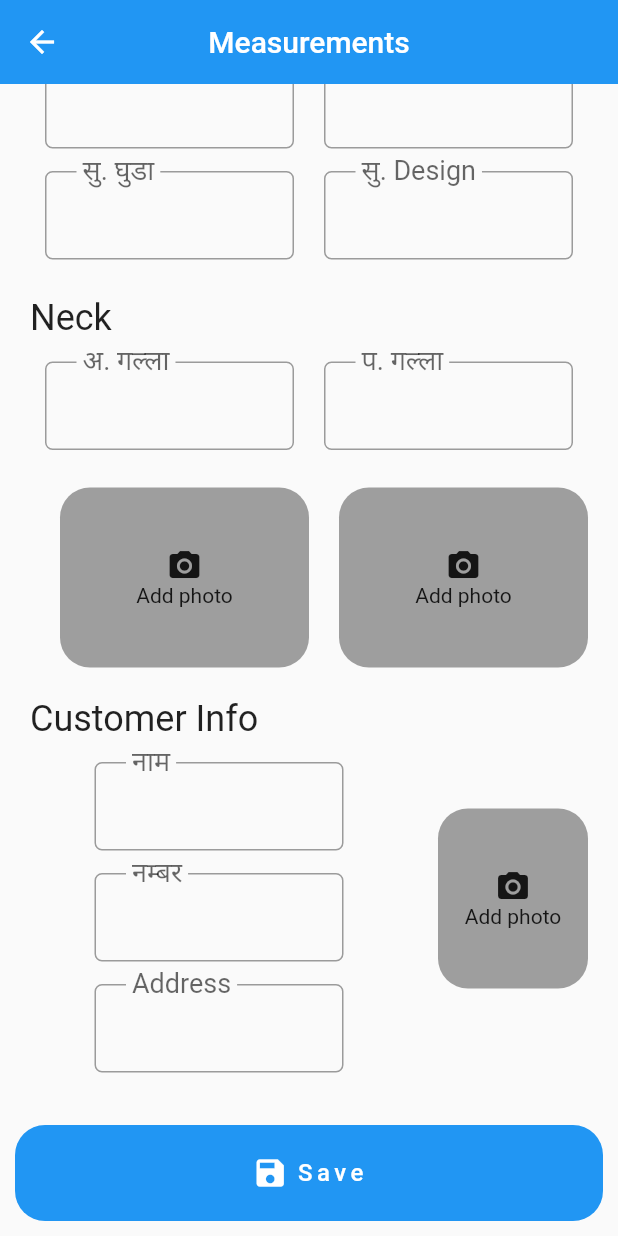
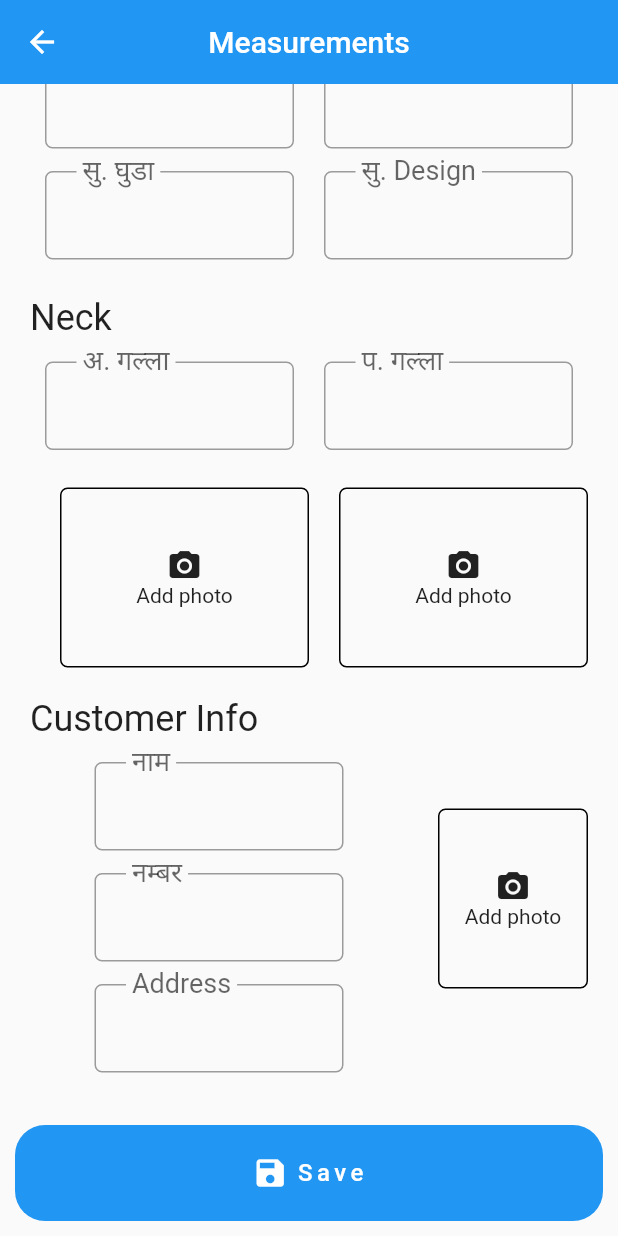
Before and after one commit to SushanShakya/MeasurementNotesV2, a Flutter app: the MeasurementForm screen opened directly, scrolled down 502 dp, on a phone screen of 412 x 824 dp. Run offline on Flutter 3.47's test engine with Material 2 defaults, Android fonts, the phone set to English and light mode, and no system bars; our stand-ins replace bloc, flutter_bloc, image_cropper, image_picker, lottie, photo_view and 1 more; accounts and stored records are empty.

Commit message:
UI : State management for image pick and crop

```diff
--- a/lib/Screens/customers.dart
+++ b/lib/Screens/customers.dart
@@ -44,6 +44,7 @@ class _CustomersListState extends State<CustomersList> {
         context.bloc<NoteCubit>().getAllNotes();
       },
       child: ListView.builder(
+          physics: BouncingScrollPhysics(),
           padding: EdgeInsets.all(10.0),
           itemCount: customers.length,
           itemBuilder: (context, index) {
--- a/lib/Screens/measurement_form.dart
+++ b/lib/Screens/measurement_form.dart
@@ -1,4 +1,5 @@
 import 'dart:io';
+import 'package:MeasurementNotesV2/Blocs/image_pick/imagepick_cubit.dart';
 import 'package:MeasurementNotesV2/Blocs/notes/note_cubit.dart';
 import 'package:MeasurementNotesV2/Controller/notes_controller.dart';
 import 'package:MeasurementNotesV2/Models/note_model.dart';
@@ -8,6 +9,8 @@ import 'package:flutter/material.dart';
 import 'package:flutter_bloc/flutter_bloc.dart';
 import 'package:image_picker/image_picker.dart';
 import 'package:MeasurementNotesV2/Screens/Widgets/success_dialog.dart';
+import 'package:lottie/lottie.dart';
+import 'package:photo_view/photo_view.dart';
 
 enum Mode { add, edit, view }
 
@@ -21,6 +24,8 @@ class MeasurementForm extends StatefulWidget {
 }
 
 class _MeasurementFormState extends State<MeasurementForm> {
+  // bool _isLoading = false;
+
   final kurtha = [
     'length',
     'chest',
@@ -124,7 +129,7 @@ class _MeasurementFormState extends State<MeasurementForm> {
     'surwal_length': TextInputType.numberWithOptions(decimal: true),
     'surwal_breath': TextInputType.numberWithOptions(decimal: true),
     'surwal_knee': TextInputType.numberWithOptions(decimal: true),
-    'surwal_design': TextInputType.numberWithOptions(decimal: true),
+    'surwal_design': TextInputType.name,
     'neck_message': TextInputType.name,
   };
 
@@ -135,6 +140,10 @@ class _MeasurementFormState extends State<MeasurementForm> {
 
   ImagePicker _imagePicker;
 
+  ImagepickCubit frontNeckCubit;
+  ImagepickCubit backNeckCubit;
+  ImagepickCubit userImageCubit;
+
   @override
   void initState() {
     super.initState();
@@ -142,6 +151,9 @@ class _MeasurementFormState extends State<MeasurementForm> {
     if (widget.mode != Mode.add) {
       initializeControllers();
     }
+    frontNeckCubit = ImagepickCubit(_imagePicker);
+    backNeckCubit = ImagepickCubit(_imagePicker);
+    userImageCubit = ImagepickCubit(_imagePicker);
   }
 
   void initializeControllers() {
@@ -272,6 +284,7 @@ class _MeasurementFormState extends State<MeasurementForm> {
   Widget _buildForm(BuildContext context) {
     return ListView(
       padding: EdgeInsets.all(20.0),
+      physics: BouncingScrollPhysics(),
       children: [
         _buildTemplate(title: "Kurtha", data: kurtha),
         _buildTemplate(title: "Surwal", data: surwal),
@@ -283,57 +296,69 @@ class _MeasurementFormState extends State<MeasurementForm> {
             Expanded(
               child: GestureDetector(
                 onTap: (widget.mode == Mode.view)
-                    ? () {}
+                    ? () {
+                        _showPhoto(frontNeckimageFile);
+                      }
                     : () {
                         showDialog(
                             context: context,
                             child: _alert(onCameraPressed: () async {
                               Navigator.pop(context);
-                              final file = await _getImage(ImageSource.camera);
-                              if (file != null) {
-                                setState(() {
-                                  frontNeckimageFile = file;
-                                });
-                              }
+                              frontNeckCubit.pickImage(ImageSource.camera);
+                              // final file = await _getImage(ImageSource.camera);
+                              // if (file != null) {
+                              //   setState(() {
+                              //     frontNeckimageFile = file;
+                              //   });
+                              // }
                             }, onGalleryPressed: () async {
                               Navigator.pop(context);
-                              final file = await _getImage(ImageSource.gallery);
-                              if (file != null) {
-                                setState(() {
-                                  frontNeckimageFile = file;
-                                });
-                              }
+                              frontNeckCubit.pickImage(ImageSource.gallery);
+                              // final file = await _getImage(ImageSource.gallery);
+                              // if (file != null) {
+                              //   setState(() {
+                              //     frontNeckimageFile = file;
+                              //   });
+                              // }
                             }));
                       },
-                child: _imagePickContainer(frontNeckimageFile),
+                child: _imagePickContainer(frontNeckCubit, (value) {
+                  frontNeckimageFile = value;
+                }, frontNeckimageFile),
               ),
             ),
             Expanded(
               child: GestureDetector(
                 onTap: (widget.mode == Mode.view)
-                    ? () {}
+                    ? () {
+                        _showPhoto(backNeckimageFile);
+                      }
                     : () {
                         showDialog(
                             context: context,
                             child: _alert(onCameraPressed: () async {
                               Navigator.pop(context);
-                              final file = await _getImage(ImageSource.camera);
-                              if (file != null) {
-                                setState(() {
-                                  backNeckimageFile = file;
-                                });
-                              }
+                              backNeckCubit.pickImage(ImageSource.camera);
+                              // final file = await _getImage(ImageSource.camera);
+                              // if (file != null) {
+                              //   setState(() {
+                              //     backNeckimageFile = file;
+                              //   });
+                              // }
                             }, onGalleryPressed: () async {
                               Navigator.pop(context);
-                              final file = await _getImage(ImageSource.gallery);
-                              if (file != null) {
-                                setState(() {
-                                  backNeckimageFile = file;
-                                });
-                              }
+                              backNeckCubit.pickImage(ImageSource.gallery);
+                              // final file = await _getImage(ImageSource.gallery);
+                              // if (file != null) {
+                              //   setState(() {
+                              //     backNeckimageFile = file;
+                              //   });
+                              // }
                             }));
                       },
-                child: _imagePickContainer(backNeckimageFile),
+                child: _imagePickContainer(backNeckCubit, (value) {
+                  backNeckimageFile = value;
+                }, backNeckimageFile),
               ),
             ),
           ],
@@ -343,14 +368,32 @@ class _MeasurementFormState extends State<MeasurementForm> {
     );
   }
 
-  Widget _imagePickContainer(String image) {
+  Widget _imagePickContainer(
+      ImagepickCubit cubit, Function(String) setImageString, String image) {
     return Container(
         margin: EdgeInsets.only(left: 20.0, bottom: 20.0),
         decoration: BoxDecoration(
-            borderRadius: BorderRadius.circular(20), color: Colors.grey),
+          border: Border.all(),
+          borderRadius: BorderRadius.circular(5.0),
+        ),
         height: 120,
         width: 100,
-        child: image == null && widget.mode != Mode.view
+        child: BlocConsumer<ImagepickCubit, ImagepickState>(
+          cubit: cubit,
+          listener: (context, state) {
+            if (state is ImageSuccess) setImageString(state.image);
+          },
+          builder: (context, state) {
+            if (state is ImageLoading) return _buildLoading();
+            if (state is ImageError)
+              return Center(
+                child: Text(
+                  state.message,
+                  textAlign: TextAlign.center,
+                ),
+              );
+            if (state is ImageSuccess) {
+              return state.image == null && widget.mode != Mode.view
                   ? Column(
                       mainAxisAlignment: MainAxisAlignment.center,
                       crossAxisAlignment: CrossAxisAlignment.center,
@@ -364,14 +407,49 @@ class _MeasurementFormState extends State<MeasurementForm> {
                     )
                   : Container(
                       decoration: BoxDecoration(
-                    borderRadius: BorderRadius.circular(20),
+                          borderRadius: BorderRadius.circular(5.0),
+                          image: DecorationImage(
+                            image: state.image != null
+                                ? FileImage(File(state.image))
+                                : AssetImage("assets/notfound.png"),
+                            fit: BoxFit.cover,
+                          )),
+                    );
+            }
+
+            return image == null && widget.mode != Mode.view
+                ? Column(
+                    mainAxisAlignment: MainAxisAlignment.center,
+                    crossAxisAlignment: CrossAxisAlignment.center,
+                    children: [
+                      Icon(Icons.camera_alt),
+                      Text(
+                        'Add photo',
+                        textAlign: TextAlign.center,
+                      )
+                    ],
+                  )
+                : Container(
+                    decoration: BoxDecoration(
+                        borderRadius: BorderRadius.circular(5.0),
                         image: DecorationImage(
                           image: image != null
                               ? FileImage(File(image))
                               : AssetImage("assets/notfound.png"),
                           fit: BoxFit.cover,
                         )),
+                  );
+          },
         ));
+  }
+
+  Widget _buildLoading() {
+    return Padding(
+      padding: const EdgeInsets.all(20.0),
+      child: Lottie.asset(
+        "assets/loading.json",
+      ),
+    );
   }
 
   Widget _buildCustomerInfo() {
@@ -392,8 +470,7 @@ class _MeasurementFormState extends State<MeasurementForm> {
               children: List.generate(
                   customerInfo.length,
                   (index) => Padding(
-                        padding:
-                            const EdgeInsets.fromLTRB(10.0, 10.0, 10.0, 5.0),
+                        padding: const EdgeInsets.fromLTRB(0.0, 10.0, 0.0, 5.0),
                         child: SizedBox(
                           width: MediaQuery.of(context).size.width / 2 - 40.0,
                           child: IgnorePointer(
@@ -427,29 +504,35 @@ class _MeasurementFormState extends State<MeasurementForm> {
             )),
             GestureDetector(
                 onTap: (widget.mode == Mode.view)
-                    ? () {}
+                    ? () {
+                        _showPhoto(userImage);
+                      }
                     : () {
                         showDialog(
                             context: context,
                             child: _alert(onCameraPressed: () async {
                               Navigator.pop(context);
-                              final file = await _getImage(ImageSource.camera);
-                              if (file != null) {
-                                setState(() {
-                                  userImage = file;
-                                });
-                              }
+                              userImageCubit.pickImage(ImageSource.camera);
+                              // final file = await _getImage(ImageSource.camera);
+                              // if (file != null) {
+                              //   setState(() {
+                              //     userImage = file;
+                              //   });
+                              // }
                             }, onGalleryPressed: () async {
                               Navigator.pop(context);
-                              final file = await _getImage(ImageSource.gallery);
-                              if (file != null) {
-                                setState(() {
-                                  userImage = file;
-                                });
-                              }
+                              userImageCubit.pickImage(ImageSource.gallery);
+                              // final file = await _getImage(ImageSource.gallery);
+                              // if (file != null) {
+                              //   setState(() {
+                              //     userImage = file;
+                              //   });
+                              // }
                             }));
                       },
-                child: _imagePickContainer(userImage))
+                child: _imagePickContainer(userImageCubit, (value) {
+                  userImage = value;
+                }, userImage))
           ],
         )
       ],
@@ -529,11 +612,47 @@ class _MeasurementFormState extends State<MeasurementForm> {
     );
   }
 
-  Future<String> _getImage(ImageSource source) async {
-    try {
-      return (await _imagePicker.getImage(source: source)).path;
-    } catch (e) {
-      return null;
+  _showPhoto(String image) {
+    Navigator.push(
+        context,
+        MaterialPageRoute(
+            builder: (context) => Scaffold(
+                appBar: AppBar(
+                  backgroundColor: Colors.black,
+                ),
+                body: PhotoView(
+                    imageProvider: image != null
+                        ? FileImage(File(image))
+                        : AssetImage("assets/notfound.png")))));
   }
+
+  // Future<String> _getImage(ImageSource source) async {
+  //   setState(() {
+  //     _isLoading = true;
+  //   });
+  //   try {
+  //     PickedFile f = await _imagePicker.getImage(source: source);
+  //     File f1 = await ImageCropper.cropImage(
+  //         sourcePath: f.path,
+  //         aspectRatio: CropAspectRatio(ratioX: 1, ratioY: 1),
+  //         compressFormat: ImageCompressFormat.jpg,
+  //         compressQuality: 100,
+  //         maxHeight: 700,
+  //         maxWidth: 700,
+  //         androidUiSettings: AndroidUiSettings(
+  //           toolbarTitle: "Crop Image",
+  //         ));
+
+  //     setState(() {
+  //       _isLoading = false;
+  //     });
+
+  //     return f1.path;
+  //   } catch (e) {
+  //     setState(() {
+  //       _isLoading = false;
+  //     });
+  //     return null;
+  //   }
+  // }
 }
-}
```
Lines whose indentation alone changed are shown as unchanged.
